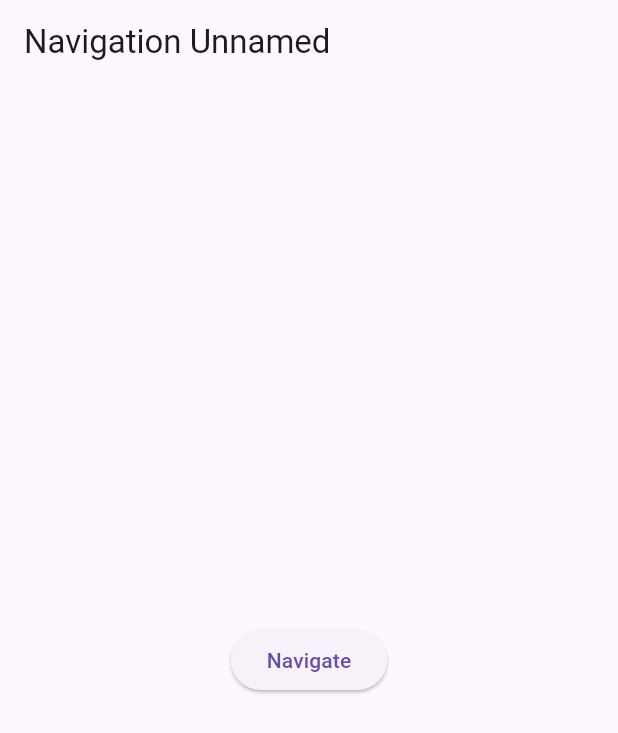
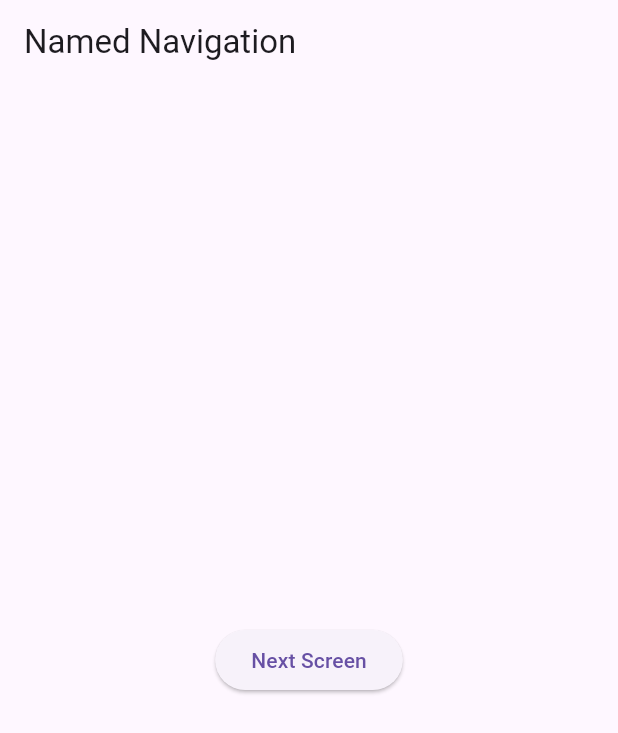
Before and after one commit to ChandanGupta31/get_x, a Flutter app: the screen it shows after launch, on a phone screen of 412 x 824 dp. Shown: the top 733 px of the screen. Run offline on Flutter 3.47's test engine with Material 3 defaults, Android fonts, the phone set to English and light mode, and no system bars; our stand-ins replace get.

Commit message:
Navigation Named

```diff
--- a/lib/get_x/1_snack_bar.dart
+++ b/lib/get_x/1_snack_bar.dart
@@ -6,8 +6,7 @@ class SnackBarScreen extends StatelessWidget {
 
   @override
   Widget build(BuildContext context) {
-    return GetMaterialApp(
-      home: Scaffold(
+    return Scaffold(
       appBar: AppBar(
         title: Text('SnackBar'),
       ),
@@ -80,7 +79,6 @@ class SnackBarScreen extends StatelessWidget {
           },
         ),
       ),
-      ),
     );
   }
 }
--- a/lib/get_x/2_show_dialog.dart
+++ b/lib/get_x/2_show_dialog.dart
@@ -6,8 +6,7 @@ class ShowDialogScreen extends StatelessWidget {
 
   @override
   Widget build(BuildContext context) {
-    return GetMaterialApp(
-      home: Scaffold(
+    return Scaffold(
       appBar: AppBar(
         title: Text('Dialog'),
       ),
@@ -73,7 +72,6 @@ class ShowDialogScreen extends StatelessWidget {
           },
         ),
       ),
-      ),
     );
   }
 }
--- /dev/null
+++ b/lib/get_x/5_route_navigation_named.dart
@@ -0,0 +1,36 @@
+import 'package:flutter/material.dart';
+import 'package:get/get.dart';
+
+class NamedRouteNavigationScreen extends StatelessWidget {
+  const NamedRouteNavigationScreen({super.key});
+
+  @override
+  Widget build(BuildContext context) {
+    return Scaffold(
+      appBar: AppBar(
+        title: Text('Named Navigation'),
+      ),
+      body: Center(
+        child: ElevatedButton(
+          child: Text('Next Screen'),
+          onPressed: (){
+            Get.toNamed(
+              '/home',
+            );
+
+            // Go to the next screen but no option to get back to old screen
+            // Get.offNamed('/home');
+
+            // Go the the next screen but clear all the previous screens
+            // Get.offAndToNamed('/home');
+
+            // Passing parameters
+            // Get.toNamed(
+            //   '/home?channel = Code&content = Flutter Getx'
+            // );
+          },
+        ),
+      ),
+    );
+  }
+}
```
Also changed, not shown: lib/main.dart (+16 -1 lines). Lines whose indentation alone changed are shown as unchanged.
